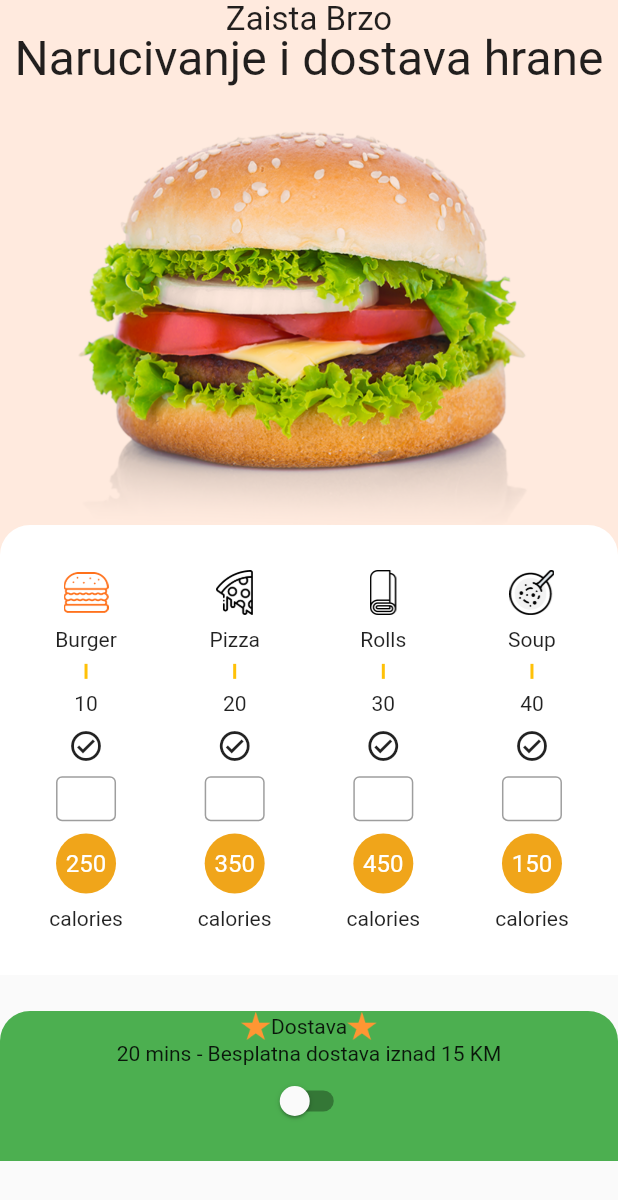
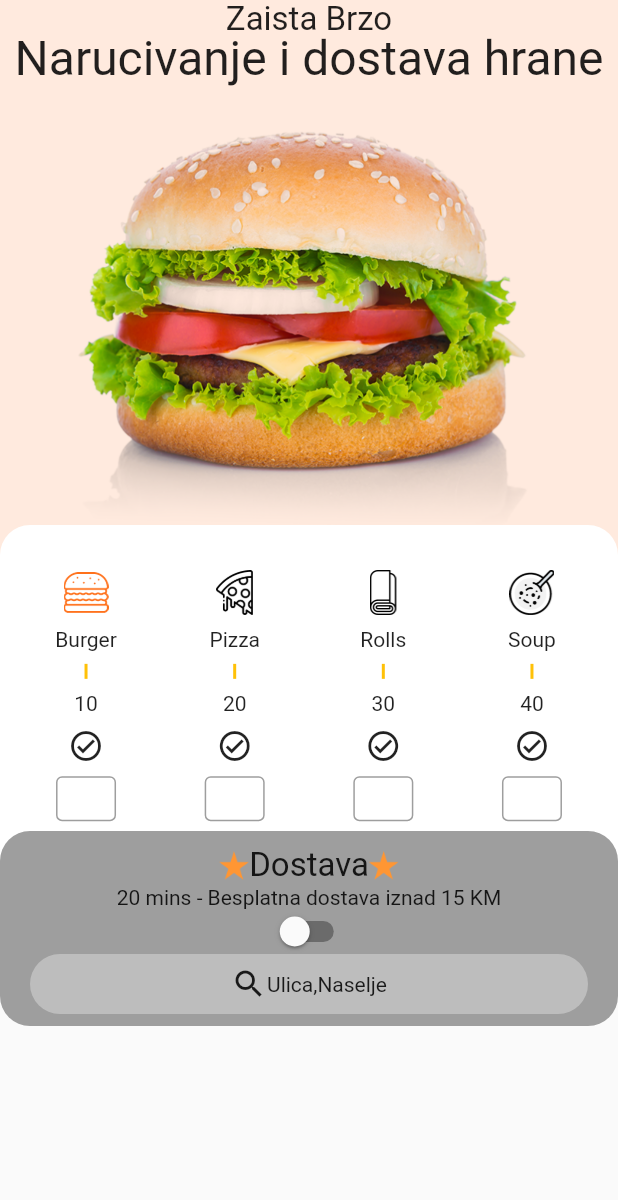
Before and after one commit to eldarheleg/fast_food_app_lab, a Flutter app: the screen it shows after launch, on a phone screen of 412 x 824 dp. Shown: the top 1200 px of the screen. Run offline on Flutter 3.47's test engine with Material 2 defaults, Android fonts, the phone set to English and light mode, and no system bars.

Commit message:
order field customization

```diff
--- a/lib/main.dart
+++ b/lib/main.dart
@@ -2,6 +2,7 @@ import 'package:fast_food_app_lab/city.dart';
 import 'package:fast_food_app_lab/food.dart';
 import 'package:fast_food_app_lab/widgets/basic_text.dart';
 import 'package:fast_food_app_lab/widgets/list_of_meals.dart';
+import 'package:fast_food_app_lab/widgets/meals.dart';
 import 'package:flutter/material.dart';
 import 'package:flutter/services.dart';
 
@@ -70,9 +71,9 @@ class _MyHomePageState extends State<MyHomePage> {
   @override
   Widget build(BuildContext context) {
     return SafeArea(
-      child: GestureDetector(
-        onTap: () {},
+      top: false,
       child: Scaffold(
+        resizeToAvoidBottomInset: false,
         body: SizedBox(
           width: MediaQuery.of(context).size.width,
           height: MediaQuery.of(context).size.height,
@@ -91,37 +92,20 @@ class _MyHomePageState extends State<MyHomePage> {
                   textStyle: TextStyle(fontSize: 32),
                 ),
               ),
+              Meals(meals: meals),
               Positioned(
-                  top: 350,
+                bottom: 140,
                 child: SingleChildScrollView(
                   child: Container(
-                      height: 300,
+                    height: 130,
                     width: MediaQuery.of(context).size.width,
                     decoration: BoxDecoration(
-                          borderRadius: BorderRadius.only(
-                            topLeft: Radius.circular(20),
-                            topRight: Radius.circular(20),
+                      borderRadius: BorderRadius.circular(20),
+                      color: Colors.grey,
                     ),
-                          color: Colors.white),
                     child: Center(
-                        child: ListOfMeals(meals: meals),
-                      ),
-                    ),
-                  ),
-                ),
-                Positioned(
-                  bottom: 50,
-                  child: SingleChildScrollView(
-                    child: Container(
-                      height: 100,
-                      width: MediaQuery.of(context).size.width,
-                      decoration: BoxDecoration(
-                          borderRadius: BorderRadius.only(
-                            topLeft: Radius.circular(20),
-                            topRight: Radius.circular(20),
-                          ),
-                          color: Colors.green),
-                      child: Center(
+                      child: Padding(
+                        padding: EdgeInsets.symmetric(vertical: 10),
                         child: Column(
                           children: [
                             Row(
@@ -132,7 +116,10 @@ class _MyHomePageState extends State<MyHomePage> {
                                   height: 20,
                                   width: 20,
                                 ),
-                                Text("Dostava"),
+                                Text(
+                                  "Dostava",
+                                  style: TextStyle(fontSize: 22),
+                                ),
                                 Image.asset(
                                   "assets/zvjezda.png",
                                   height: 20,
@@ -141,14 +128,44 @@ class _MyHomePageState extends State<MyHomePage> {
                               ],
                             ),
                             Text("20 mins - Besplatna dostava iznad 15 KM"),
-                            Switch(
+                            SizedBox(
+                              height: 30,
+                              width: 20,
+                              child: Switch(
                                 value: isOff,
                                 onChanged: (value) {
-                                  setState(() {
+                                  setState(
+                                    () {
                                       isOff = value;
-                                  });
-                                })
+                                    },
+                                  );
+                                },
+                              ),
+                            ),
+                            Padding(
+                              padding:
+                                  const EdgeInsets.symmetric(horizontal: 20),
+                              child: Container(
+                                height: 40,
+                                width: double.infinity,
+                                decoration: BoxDecoration(
+                                    borderRadius: BorderRadius.circular(20),
+                                    color: Colors.grey.shade400),
+                                child: GestureDetector(
+                                  onTap: () => chooseCity(context, cities),
+                                  child: Center(
+                                      child: Row(
+                                    mainAxisAlignment: MainAxisAlignment.center,
+                                    children: [
+                                      Icon(Icons.search),
+                                      Text("Ulica,Naselje"),
                                     ],
+                                  )),
+                                ),
+                              ),
+                            )
+                          ],
+                        ),
                       ),
                     ),
                   ),
@@ -158,7 +175,32 @@ class _MyHomePageState extends State<MyHomePage> {
           ),
         ),
       ),
+    );
+  }
+
+  // chooseCity(List<City> cities) {
+  //   if (cities.isEmpty) {
+  //     return CircularProgressIndicator();
+  //   } else {
+  //     return ListView.builder(itemCount: cities.length,itemBuilder: (BuildContext context, int indx) {
+  //       return ListTile(title: cities[indx].name,);
+  //     });
+  //   }
+  // }
+}
+
+chooseCity(BuildContext context, List<City> cit) {
+  showDialog(
+    context: context,
+    builder: (_) => Container(
+      height: 400,
+      width: 300,
+      child: ListView.builder(
+        itemCount: cit.length,
+        itemBuilder: (context, index) {
+          return SimpleDialogOption(child: Center(child: Text(cit[index].name),),);
+        },
+      ),
     ),
   );
 }
-}
--- /dev/null
+++ b/lib/widgets/meals.dart
@@ -0,0 +1,34 @@
+import 'package:fast_food_app_lab/food.dart';
+import 'package:fast_food_app_lab/widgets/list_of_meals.dart';
+import 'package:flutter/material.dart';
+
+class Meals extends StatelessWidget {
+  const Meals({
+    Key? key,
+    required this.meals,
+  }) : super(key: key);
+
+  final List<Food> meals;
+
+  @override
+  Widget build(BuildContext context) {
+    return Positioned(
+      top: 350,
+      child: SingleChildScrollView(
+        child: Container(
+          height: 300,
+          width: MediaQuery.of(context).size.width,
+          decoration: BoxDecoration(
+              borderRadius: BorderRadius.only(
+                topLeft: Radius.circular(20),
+                topRight: Radius.circular(20),
+              ),
+              color: Colors.white),
+          child: Center(
+            child: ListOfMeals(meals: meals),
+          ),
+        ),
+      ),
+    );
+  }
+}
--- /dev/null
+++ b/lib/widgets/order_field.dart
@@ -0,0 +1 @@
+import 'package:flutter/material.dart';
```
Lines whose indentation alone changed are shown as unchanged.
